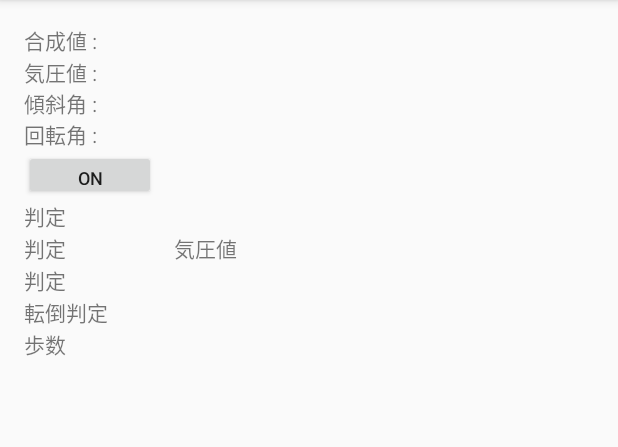
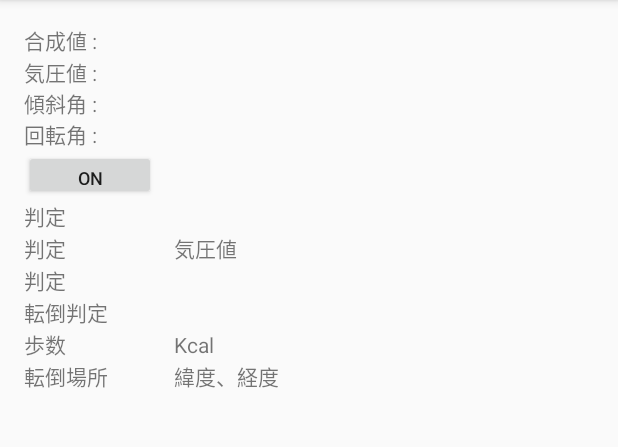
Before and after one commit to Fumiya238/FallDetection, an Android app: the screen it shows after launch (MyActivity), on a phone screen of 412 x 824 dp, the part 84-531 px from its top. Run offline under Robolectric (Android 15) with nearby library versions, the phone set to English and light mode, and no system bars.

Commit message:
change1119

```diff
--- a/app/src/main/AndroidManifest.xml
+++ b/app/src/main/AndroidManifest.xml
@@ -1,6 +1,9 @@
 <?xml version="1.0" encoding="utf-8"?>
 <manifest xmlns:android="http://schemas.android.com/apk/res/android"
     package="com.example.ino.falldetection" >
+
+    <uses-permission android:name="android.permission.ACCESS_FINE_LOCATION"/>
+    <uses-permission android:name="android.permission.ACCESS_COARSE_LOCATION"/>
 
     <application
         android:allowBackup="true"
--- a/app/src/main/java/com/example/ino/falldetection/MyActivity.java
+++ b/app/src/main/java/com/example/ino/falldetection/MyActivity.java
@@ -6,9 +6,7 @@ import android.hardware.Sensor;
 import android.hardware.SensorEvent;
 import android.hardware.SensorEventListener;
 import android.hardware.SensorManager;
-import android.media.AudioManager;
 import android.media.MediaPlayer;
-import android.media.SoundPool;
 import android.os.Bundle;
 import android.util.Log;
 import android.view.Menu;
@@ -25,7 +23,7 @@ import java.util.List;
 
 public class MyActivity extends Activity implements SensorEventListener {
     private SensorManager managerACC, managerPRE, managerORI,managerSTE;
-    private TextView text1, text2,text3,text4,text5,text6,text7,text8,text9;
+    private TextView text1, text2,text3,text4,text5,text6,text7,text8,text9,text10;
     private Button btn;
     private boolean doesRun,jud1,jud2,jud3;
     double cmp, v, q;
@@ -33,8 +31,6 @@ public class MyActivity extends Activity implements SensorEventListener {
     ArrayList<Double> cmpbox = new ArrayList<Double>();
     ArrayList<Double> phabox = new ArrayList<Double>();
     ArrayList<Double> phabox2 = new ArrayList<Double>();
-//    private SoundPool mSeplayer;
-//    private  int[] mSound = new int[2];
     MediaPlayer mp;
 
     @Override
@@ -55,11 +51,8 @@ public class MyActivity extends Activity implements SensorEventListener {
         text7 = (TextView)this.findViewById(R.id.txt7);
         text8 = (TextView)this.findViewById(R.id.txt8);
         text9 = (TextView)this.findViewById(R.id.txt9);
-//        mSeplayer = new SoundPool(2, AudioManager.STREAM_MUSIC,0);
-//        mSound[0] = mSeplayer.load(getApplicationContext(),R.raw.mdai,1);
+        text10 = (TextView)this.findViewById(R.id.txt10);
         mp = MediaPlayer.create(getBaseContext(),R.raw.mdai);
-
-
     }
 
 
@@ -180,29 +173,7 @@ public class MyActivity extends Activity implements SensorEventListener {
                 iter.next();
                 iter.remove();
             }
-//            for (i=50;i<100;i++){
-//                ppp2 = ppp2 + phabox.get(i);
-//            }
-//            ave2 = ppp2/50;
-//            BigDecimal eB = new BigDecimal(ave2);
-//            double B = eB.setScale(4,BigDecimal.ROUND_HALF_UP).doubleValue();
-//            if (ave2 - ave1 > 0.03){
-//                jud2 = true;
-//            }else {
-//                jud2 = false;
-//            }
-//            for (i=0;i<50; i++){
-//                iter.next();
-//                iter.remove();
-//            }
-//            double g = B - A;
-//            BigDecimal eC = new BigDecimal(g);
-//            double Q = eC.setScale(4,BigDecimal.ROUND_HALF_UP).doubleValue();
-//            text5.setText(""+ A);
         }
-
-
-
     }else if (event.sensor.getType() == Sensor.TYPE_ORIENTATION){
         result = "Pitch :" + String.valueOf(event.values[1]) + "\n";
         result += "Roll  :" + String.valueOf(event.values[2]) + "\n";
@@ -215,12 +186,16 @@ public class MyActivity extends Activity implements SensorEventListener {
                  jud3 = true;
              }
     }else if (event.sensor.getType() == Sensor.TYPE_STEP_COUNTER){
+        double k,kkk ;
         result = "歩数" + String.valueOf(event.values[0]);
         text9.setText(result);
+        k = event.values[0] * 0.033;
+        BigDecimal ek = new BigDecimal(k);
+        kkk = ek.setScale(4,BigDecimal.ROUND_DOWN).doubleValue();
+        text10.setText(String.valueOf(kkk)+" kcal");
     }
         if (jud1 == true && jud2 == true && jud3 ==true){
             text7.setText("転倒しました");
-//            mSeplayer.play(mSound[0],1.0f,1,0,0,1);
             mp.start();
             AlertDialog.Builder builder1 = new AlertDialog.Builder(this);
             builder1.setMessage("転倒しました");
@@ -230,7 +205,6 @@ public class MyActivity extends Activity implements SensorEventListener {
             jud3 = false;
         }else{
             text7.setText("No転倒");
-
         }
     }
 
--- a/app/src/main/res/layout/activity_my.xml
+++ b/app/src/main/res/layout/activity_my.xml
@@ -21,13 +21,11 @@
         android:layout_width="wrap_content"
         android:layout_height="wrap_content" />
 
-
     <TextView
         android:id="@+id/txt3"
         android:text="@string/txt3"
         android:layout_width="wrap_content"
         android:layout_height="wrap_content" />
-
 
     <Button
         android:id="@+id/button"
@@ -56,9 +54,7 @@
         android:text="@string/txt14"
         android:layout_width="wrap_content"
         android:layout_height="wrap_content" />
-
 </LinearLayout>
-
 
     <TextView
         android:id="@+id/txt6"
@@ -72,11 +68,38 @@
         android:layout_width="wrap_content"
         android:layout_height="wrap_content" />
 
+<LinearLayout
+android:layout_width="fill_parent"
+android:layout_height="wrap_content">
     <TextView
         android:id="@+id/txt9"
         android:text="歩数"
+        android:layout_width="100dp"
+        android:layout_height="wrap_content"
+        />
+    <TextView
+        android:id="@+id/txt10"
+        android:text="Kcal"
         android:layout_width="wrap_content"
         android:layout_height="wrap_content"
         />
+</LinearLayout>
+
+<LinearLayout
+        android:layout_width="fill_parent"
+        android:layout_height="wrap_content">
+        <TextView
+            android:id="@+id/txt11"
+            android:text="転倒場所"
+            android:layout_width="100dp"
+            android:layout_height="wrap_content"
+            />
+        <TextView
+            android:id="@+id/txt12"
+            android:text="緯度、経度"
+            android:layout_width="wrap_content"
+            android:layout_height="wrap_content"
+            />
+</LinearLayout>
 
 </LinearLayout>
```
